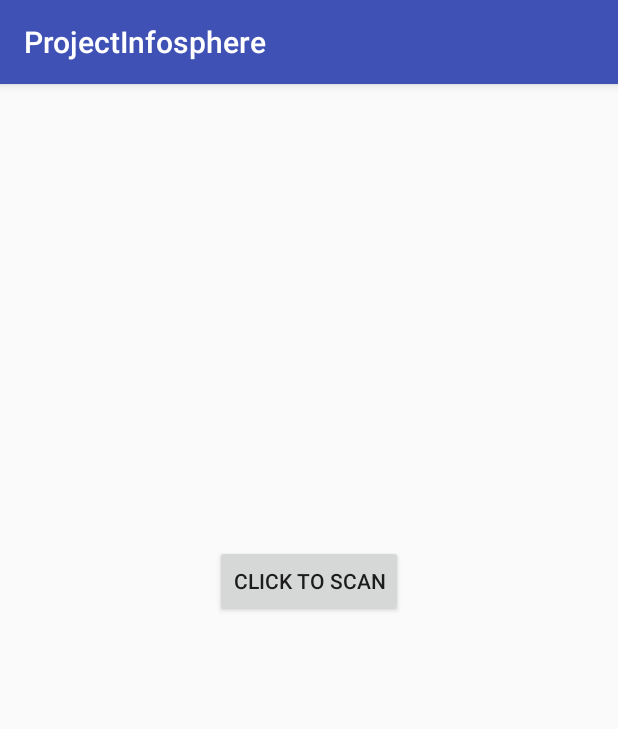
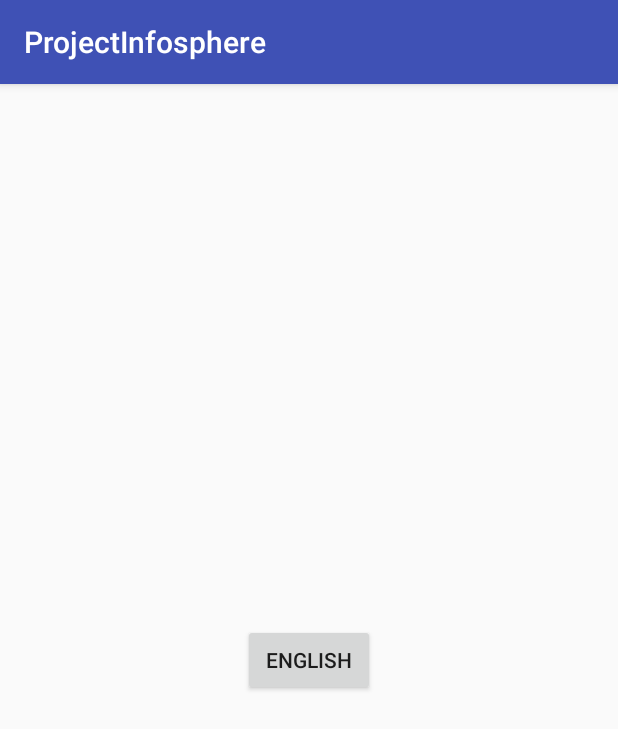
Before and after one commit to mackncheesiest/AndroidSQLClientServer, an Android app: the screen it shows after launch (MainActivity), on a phone screen of 412 x 824 dp. Shown: the top 729 px of the screen. Run offline under Robolectric (Android 15) with nearby library versions, the phone set to English and light mode, and no system bars.

Commit message:
Changed show_machine to better illustrate our goal
Changed the database setup to more closely resemble the final one
Changed the JDBC_Server to support sending back multiple results at once
Changed the layout of activity_main to prepare for multiple languages

```diff
--- a/ProjectInfosphere/app/src/main/java/com/example/joshua/myzxingapp/MainActivity.java
+++ b/ProjectInfosphere/app/src/main/java/com/example/joshua/myzxingapp/MainActivity.java
@@ -61,10 +61,12 @@ public class MainActivity extends AppCompatActivity {
                 }
                 //Otherwise, say things were successful and change to the results screen
                 else {
-                    Toast.makeText(getApplicationContext(), "Barcode Data Found: " + result.get(0), Toast.LENGTH_LONG).show();
+                    Toast.makeText(getApplicationContext(), "Barcode Data Found :)", Toast.LENGTH_LONG).show();
 
-                    //TODO: Find out how to package information into the Intent like what machine to highlight, etc.
                     Intent showMachineIntent = new Intent(this, ViewMachine.class);
+                    //Thanks http://stackoverflow.com/questions/2091465/how-do-i-pass-data-between-activities-on-android
+                    String machineLoc = "Line: \n" + result.get(0) + "\n\nModule: \n" + result.get(1) + "\n\nReel: \n" + result.get(2);
+                    showMachineIntent.putExtra("MachineLocation", machineLoc);
                     startActivity(showMachineIntent);
                 }
             } else if (resultCode == RESULT_CANCELED) {
--- a/ProjectInfosphere/app/src/main/java/com/example/joshua/myzxingapp/ViewMachine.java
+++ b/ProjectInfosphere/app/src/main/java/com/example/joshua/myzxingapp/ViewMachine.java
@@ -2,6 +2,7 @@ package com.example.joshua.myzxingapp;
 
 import android.os.Bundle;
 import android.support.v7.app.AppCompatActivity;
+import android.widget.TextView;
 
 /**
  * Created by Joshua on 11/3/2016.
@@ -12,7 +13,11 @@ public class ViewMachine extends AppCompatActivity {
     @Override
     protected void onCreate(Bundle savedInstanceState) {
         super.onCreate(savedInstanceState);
+
         setContentView(R.layout.show_machine);
+
+        TextView tv = (TextView) findViewById(R.id.LineNoTextView);
+        tv.setText(getIntent().getStringExtra("MachineLocation"));
     }
 
     @Override
--- a/ProjectInfosphere/app/src/main/res/layout/activity_main.xml
+++ b/ProjectInfosphere/app/src/main/res/layout/activity_main.xml
@@ -1,6 +1,6 @@
 <?xml version="1.0" encoding="utf-8"?>
 <RelativeLayout xmlns:android="http://schemas.android.com/apk/res/android"
-    xmlns:tools="http://schemas.android.com/tools"
+                xmlns:tools="http://schemas.android.com/tools"
     android:id="@+id/activity_main"
     android:layout_width="match_parent"
     android:layout_height="match_parent"
@@ -10,38 +10,12 @@
     android:paddingTop="@dimen/activity_vertical_margin"
     tools:context="com.example.joshua.myzxingapp.MainActivity">
 
-    <TextView
-        android:layout_height="wrap_content"
-        android:id="@+id/BarcodeData"
-        android:textStyle="normal|bold"
-        android:fontFamily="sans-serif"
-        android:textSize="24sp"
-        android:layout_centerVertical="true"
-        android:layout_width="wrap_content"
-        android:layout_toRightOf="@+id/BarcodeFormat"
-        android:layout_toEndOf="@+id/BarcodeFormat" />
-
-    <TextView
-        android:layout_width="wrap_content"
-        android:layout_height="wrap_content"
-        android:id="@+id/BarcodeFormat"
-        android:textStyle="normal|bold"
-        android:fontFamily="sans-serif"
-        android:textSize="24sp"
-        android:layout_marginTop="25dp"
-        android:layout_below="@+id/BarcodeData"
-        android:layout_alignParentLeft="true"
-        android:layout_alignParentStart="true"
-        android:layout_marginLeft="160dp"
-        android:layout_marginStart="160dp" />
-
     <Button
         android:layout_width="wrap_content"
         android:layout_height="wrap_content"
         android:id="@+id/button"
-        android:text="Click To Scan"
-        android:layout_marginBottom="12dp"
-        android:layout_above="@+id/BarcodeData"
-        android:layout_centerHorizontal="true" />
+        android:text="English"
+        android:layout_centerVertical="true" android:layout_centerHorizontal="true"/>
+
 
 </RelativeLayout>
```
Also changed, not shown: ProjectInfosphere/app/src/main/res/layout/show_machine.xml (+27 -6 lines), ProjectInfosphere/app/src/main/res/drawable/barcode_logo.png (added), ProjectInfosphere/app/src/main/res/drawable/factory_layout.png (added), ProjectInfosphere/app/src/main/res/drawable/factory_layout_zoom_sel.png (added), 1 other file.
